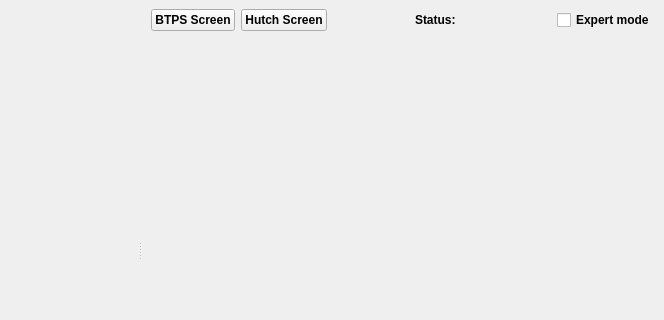
Old version of the form btms_ui/ui/btms.ui in the repository pcdshub/btms-ui; both pictures show x 618 to 1282 and y 0 to 320 of the 1282 by 500 pixel window.
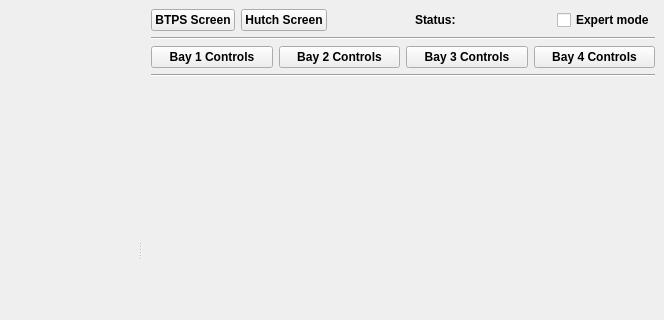
New version of the form. Custom widgets are drawn as their Qt base class.

Commit message: Add in new sources to the GUI. Setup push buttons to hide/show the various source controls.

Patch:
```diff
--- a/btms_ui/ui/btms.ui
+++ b/btms_ui/ui/btms.ui
@@ -154,6 +154,64 @@
          </item>
         </layout>
        </item>
+       <item>
+        <widget class="Line" name="line">
+         <property name="orientation">
+          <enum>Qt::Horizontal</enum>
+         </property>
+        </widget>
+       </item>
+       <item>
+        <layout class="QHBoxLayout" name="horizontalLayout_2">
+         <item>
+          <widget class="QPushButton" name="bay1_pushbutton">
+           <property name="text">
+            <string>Bay 1 Controls</string>
+           </property>
+           <property name="checkable">
+            <bool>true</bool>
+           </property>
+          </widget>
+         </item>
+         <item>
+          <widget class="QPushButton" name="bay2_pushbutton">
+           <property name="text">
+            <string>Bay 2 Controls</string>
+           </property>
+           <property name="checkable">
+            <bool>true</bool>
+           </property>
+          </widget>
+         </item>
+         <item>
+          <widget class="QPushButton" name="bay3_pushbutton">
+           <property name="text">
+            <string>Bay 3 Controls</string>
+           </property>
+           <property name="checkable">
+            <bool>true</bool>
+           </property>
+          </widget>
+         </item>
+         <item>
+          <widget class="QPushButton" name="bay4_pushbutton">
+           <property name="text">
+            <string>Bay 4 Controls</string>
+           </property>
+           <property name="checkable">
+            <bool>true</bool>
+           </property>
+          </widget>
+         </item>
+        </layout>
+       </item>
+       <item>
+        <widget class="Line" name="line_2">
+         <property name="orientation">
+          <enum>Qt::Horizontal</enum>
+         </property>
+        </widget>
+       </item>
        <item>
         <widget class="BtmsSourceOverviewWidget" name="ls1_widget" native="true">
          <property name="sizePolicy">
```
Left out of the diff: 57 changed lines with no effect on the pictures. The commit also changes 1 other file.
